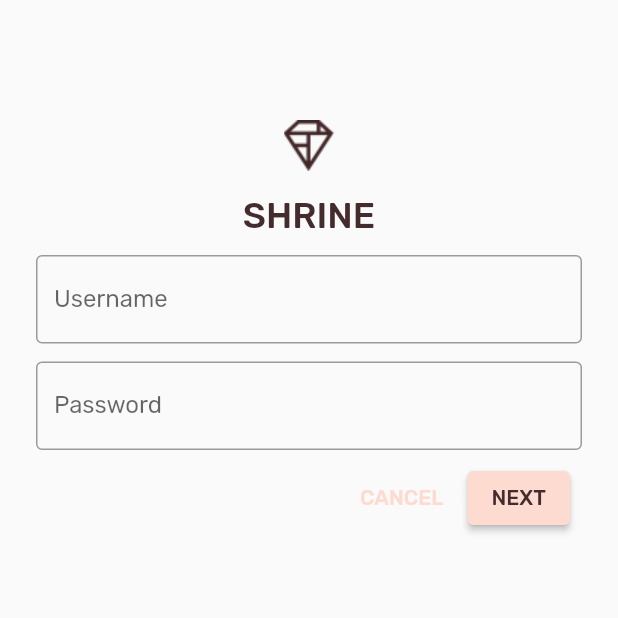
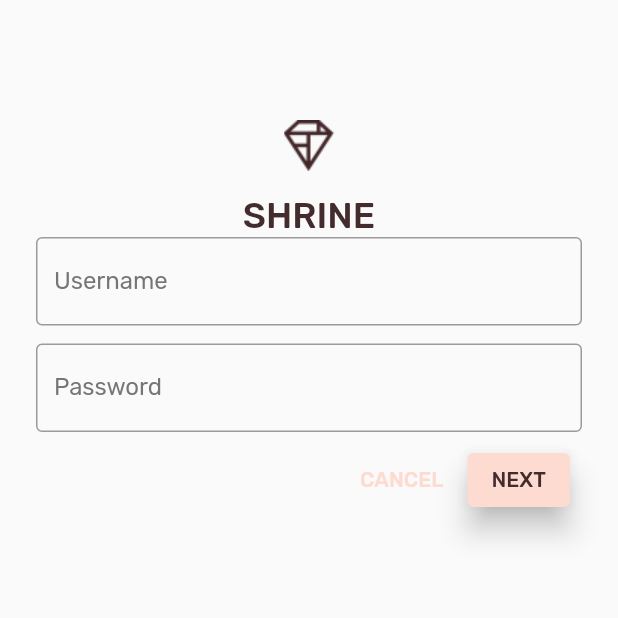
Before and after one commit to ahmed-bs/mdc_100_series, a Flutter app: the screen it shows after launch, on a phone screen of 412 x 824 dp, the top half of it. Run offline on Flutter 3.47's test engine with Material 2 defaults, Android fonts, the phone set to English and light mode, and no system bars.

Commit message:
6. Adjust elevation(103)

```diff
--- a/lib/app.dart
+++ b/lib/app.dart
@@ -69,7 +69,6 @@ ThemeData _buildShrineTheme() {
     ),
     // TODO: Add the icon themes (103)
     // TODO: Decorate the inputs (103)
-// TODO: Decorate the inputs (103)
     inputDecorationTheme: const InputDecorationTheme(
       border: OutlineInputBorder(),
     ),
--- a/lib/home.dart
+++ b/lib/home.dart
@@ -38,6 +38,8 @@ class HomePage extends StatelessWidget {
       return Card(
         clipBehavior: Clip.antiAlias,
         // TODO: Adjust card heights (103)
+
+        elevation: 0.0,
         child: Column(
           //  Center items on the card (103)
           crossAxisAlignment: CrossAxisAlignment.center,
--- a/lib/login.dart
+++ b/lib/login.dart
@@ -62,27 +62,29 @@ class _LoginPageState extends State<LoginPage> {
 
 
 // spacer
-            const SizedBox(height: 12.0),
-//  Add TextField widgets (101)
-// [Password]
 
-
-            // Remove filled: true values (103)
             TextField(
               controller: _usernameController,
-              decoration: const InputDecoration(
-                // Removed filled: true
+              decoration: InputDecoration(
                 labelText: 'Username',
+                labelStyle: TextStyle(
+                    color: _usernameFocusNode.hasFocus
+                        ? Theme.of(context).colorScheme.secondary
+                        : _unfocusedColor),
               ),
+              focusNode: _usernameFocusNode,
             ),
             const SizedBox(height: 12.0),
             TextField(
               controller: _passwordController,
-              decoration: const InputDecoration(
-                // Removed filled: true
+              decoration: InputDecoration(
                 labelText: 'Password',
+                labelStyle: TextStyle(
+                    color: _passwordFocusNode.hasFocus
+                        ? Theme.of(context).colorScheme.secondary
+                        : _unfocusedColor),
               ),
-              obscureText: true,
+              focusNode: _passwordFocusNode,
             ),
             // TODO: Wrap Password with AccentColorOverride (103)
             // Add button bar (101)
@@ -102,9 +104,15 @@ class _LoginPageState extends State<LoginPage> {
                 // TODO: Add a beveled rectangular border to NEXT (103)
                 ElevatedButton(
                   child: const Text('NEXT'),
+                    style: ButtonStyle(
+                      elevation: MaterialStateProperty.all(8.0),
+
+                    ),
                   onPressed: () {
                     //  Show the next page (101)
                     Navigator.pop(context);
+
+
                   },
                 ),
               ],
```
